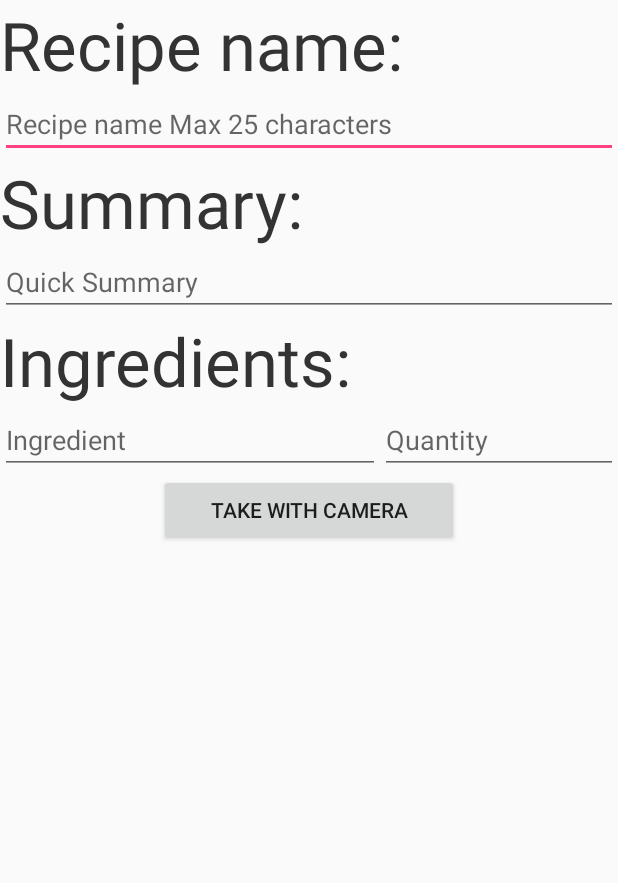
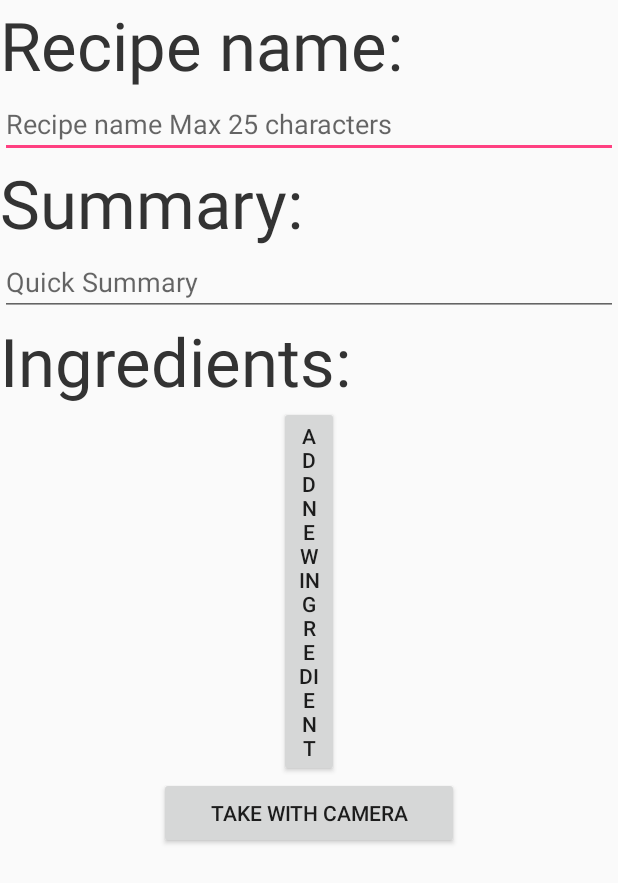
Before and after one commit to Telerik-Android/WhatRecipes, an Android app: the fragment AddNewRecipeFragment shown on its own in the app's theme, on a phone screen of 412 x 824 dp. Shown: the top 883 px of the screen. Run offline under Robolectric (Android 15) with nearby library versions, the phone set to English and light mode, and no system bars; our stand-ins replace ButterKnife, Dagger/Hilt's generated code, Firebase (no records; nobody signed in at launch, a user with empty details on screens opened directly); libraries missing offline, so code that uses them is left out: com.commonsware.cwac.

Commit message:
MVP improvement

```diff
--- a/WhatRecipes/app/src/main/java/com/whatrecipes/whatrecipes/AppComponent.java
+++ b/WhatRecipes/app/src/main/java/com/whatrecipes/whatrecipes/AppComponent.java
@@ -13,7 +13,7 @@ import dagger.Component;
  * Created by dnt on 12.2.2017 г..
  */
 @Singleton
-@Component(modules = {AppModule.class, PresentationModule.class})
+@Component(modules = {AppModule.class, PresentationModule.class, ViewModule.class})
 public interface AppComponent {
     void inject(MainActivity activity);
     void inject(RecipesStackFragment fragment);
--- a/WhatRecipes/app/src/main/java/com/whatrecipes/whatrecipes/IView.java
+++ b/WhatRecipes/app/src/main/java/com/whatrecipes/whatrecipes/IView.java
@@ -1,4 +1,6 @@
 package com.whatrecipes.whatrecipes;
+
+import android.widget.LinearLayout;
 
 import com.whatrecipes.whatrecipes.data.RecipeAdapter;
 
@@ -6,11 +8,12 @@ import static android.icu.lang.UCharacter.GraphemeClusterBreak.L;
 
 public interface IView {
 
-    interface StackView{
+    interface RecipeStackView {
         void showRecipesStack(RecipeAdapter recipes);
     }
 
     interface AddNewRecipeView {
         void showAddRecipeForm();
+        LinearLayout addIngridientFormView();
     }
 }
--- /dev/null
+++ b/WhatRecipes/app/src/main/java/com/whatrecipes/whatrecipes/ViewModule.java
@@ -0,0 +1,36 @@
+package com.whatrecipes.whatrecipes;
+
+import com.whatrecipes.whatrecipes.utils.CustomScope;
+
+import dagger.Module;
+import dagger.Provides;
+
+/**
+ * Created by dnt on 14.2.2017 г..
+ */
+@Module
+public class ViewModule {
+
+    //private IView.RecipeStackView mRecipeStackView;
+    private IView.AddNewRecipeView mAddNewRecipe;
+
+//    public ViewModule(IView.RecipeStackView mRecipeStackView){
+//        this.mRecipeStackView = mRecipeStackView;
+//    }
+
+    public ViewModule(IView.AddNewRecipeView mAddNewRecipe){
+        this.mAddNewRecipe = mAddNewRecipe;
+    }
+
+//    @Provides
+//    @CustomScope
+//    IView.RecipeStackView providesRecipeStackView() {
+//        return mRecipeStackView;
+//    }
+
+    @Provides
+    @CustomScope
+    IView.AddNewRecipeView providesAddNewRecipeView() {
+        return mAddNewRecipe;
+    }
+}
--- a/WhatRecipes/app/src/main/java/com/whatrecipes/whatrecipes/data/FirebaseModule.java
+++ b/WhatRecipes/app/src/main/java/com/whatrecipes/whatrecipes/data/FirebaseModule.java
@@ -10,6 +10,7 @@ import dagger.Provides;
 
 @Module
 public class FirebaseModule {
+
     @Singleton
     @Provides
     public FirebaseDatabase provideFirebaseDatabase() {
--- a/WhatRecipes/app/src/main/java/com/whatrecipes/whatrecipes/presenters/AddNewRecipePresenter.java
+++ b/WhatRecipes/app/src/main/java/com/whatrecipes/whatrecipes/presenters/AddNewRecipePresenter.java
@@ -4,6 +4,7 @@ import android.support.v4.app.Fragment;
 
 import com.google.firebase.database.FirebaseDatabase;
 import com.whatrecipes.whatrecipes.IPresenter;
+import com.whatrecipes.whatrecipes.IView;
 import com.whatrecipes.whatrecipes.data.Recipe;
 import com.whatrecipes.whatrecipes.utils.CameraUtils;
 
@@ -15,10 +16,16 @@ import javax.inject.Inject;
 
 public class AddNewRecipePresenter implements IPresenter.AddRecipePresenter {
     private FirebaseDatabase firebaseDb;
+    IView.AddNewRecipeView mView;
 
     @Inject
     public AddNewRecipePresenter(FirebaseDatabase firebaseDb) {
         this.firebaseDb = firebaseDb;
+
+    }
+
+    public void setmView(IView.AddNewRecipeView mView) {
+        this.mView = mView;
     }
 
     @Override
--- a/WhatRecipes/app/src/main/java/com/whatrecipes/whatrecipes/presenters/PresentationModule.java
+++ b/WhatRecipes/app/src/main/java/com/whatrecipes/whatrecipes/presenters/PresentationModule.java
@@ -2,6 +2,7 @@ package com.whatrecipes.whatrecipes.presenters;
 
 import com.google.firebase.database.FirebaseDatabase;
 import com.whatrecipes.whatrecipes.IPresenter;
+import com.whatrecipes.whatrecipes.IView;
 import com.whatrecipes.whatrecipes.data.FirebaseModule;
 
 import dagger.Module;
@@ -19,4 +20,8 @@ public class PresentationModule {
         return new RecipesStackPresenter(db);
     }
 
+    @Provides
+    public AddNewRecipePresenter provideAddNewRecipePresenter(FirebaseDatabase db){
+        return new AddNewRecipePresenter(db);
+    }
 }
--- a/WhatRecipes/app/src/main/java/com/whatrecipes/whatrecipes/view/fragments/AddNewRecipeFragment.java
+++ b/WhatRecipes/app/src/main/java/com/whatrecipes/whatrecipes/view/fragments/AddNewRecipeFragment.java
@@ -1,6 +1,7 @@
 package com.whatrecipes.whatrecipes.view.fragments;
 
 import android.Manifest;
+import android.content.Context;
 import android.content.Intent;
 import android.content.pm.PackageManager;
 import android.graphics.Bitmap;
@@ -18,20 +19,27 @@ import android.support.v4.content.ContextCompat;
 import android.view.*;
 import android.view.View;
 import android.widget.Button;
+import android.widget.EditText;
 import android.widget.ImageView;
+import android.widget.LinearLayout;
+import android.widget.TextView;
+import android.widget.Toast;
 
 import com.commonsware.cwac.cam2.CameraActivity;
 import com.commonsware.cwac.cam2.Facing;
 import com.commonsware.cwac.cam2.ZoomStyle;
 import com.whatrecipes.whatrecipes.App;
+import com.whatrecipes.whatrecipes.DaggerAppComponent;
 import com.whatrecipes.whatrecipes.IView;
 import com.whatrecipes.whatrecipes.R;
+import com.whatrecipes.whatrecipes.ViewModule;
 import com.whatrecipes.whatrecipes.presenters.AddNewRecipePresenter;
 import com.whatrecipes.whatrecipes.view.MainActivity;
 
 import java.io.File;
 import java.io.FileInputStream;
 import java.text.SimpleDateFormat;
+import java.util.ArrayList;
 import java.util.Date;
 import java.util.List;
 
@@ -49,7 +57,10 @@ public class AddNewRecipeFragment extends Fragment implements IView.AddNewRecipe
 
     private ImageView imageView;
     private Uri file;
-    private Button cameraButton;
+
+    @BindView(R.id.camera_button)
+    Button cameraButton;
+
     private File testRoot;
     private static final int REQUEST_PORTRAIT_RFC=1337;
     private static final int REQUEST_PORTRAIT_FFC=REQUEST_PORTRAIT_RFC+1;
@@ -62,20 +73,31 @@ public class AddNewRecipeFragment extends Fragment implements IView.AddNewRecipe
     public View onCreateView(LayoutInflater inflater, @Nullable ViewGroup container, @Nullable Bundle savedInstanceState) {
         View view = inflater.inflate(R.layout.fragment_add_new_recipe,container,false);
 
-        App.get().getAppComponent().inject(this);
-        ButterKnife.bind(getActivity());
 
+            //LinearLayout ll = (LinearLayout)view.findViewById(R.id.ingredient_framelayout);
+            //ll.addView(layout);
+        DaggerAppComponent.builder()
+                .viewModule(new ViewModule(this))
+                .build()
+                .inject(this);
+
+//
+//        App.get()
+//                .getAppComponent().inject(this);
+
+        ButterKnife.bind(this,view);
         imageView=(ImageView) view.findViewById(R.id.image_view);
 
-        //STAR CAMERA LOGIC
+        return view;
+    }
+
+    @OnClick(R.id.camera_button)
+    public void takeCameraPhoto(){
         String filename="cam2_"+ Build.MANUFACTURER+"_"+Build.PRODUCT
                 +"_"+new SimpleDateFormat("yyyyMMdd'-'HHmmss").format(new Date());
         testRoot=new File(getActivity().getExternalFilesDir(null), filename);
 
-        cameraButton = (Button) view.findViewById(R.id.camera_button);
-        cameraButton.setOnClickListener(new View.OnClickListener(){
-            @Override
-            public void onClick(View view) {
+
         Intent i=new CameraActivity.IntentBuilder(getActivity())
                 .skipConfirm()
                 .facing(Facing.FRONT)
@@ -86,11 +108,6 @@ public class AddNewRecipeFragment extends Fragment implements IView.AddNewRecipe
                 .build();
 
         startActivityForResult(i, REQUEST_PORTRAIT_FFC);
-            }
-        });
-        //END CAMERA LOGIC
-
-        return view;
     }
 
     @Override
@@ -112,4 +129,49 @@ public class AddNewRecipeFragment extends Fragment implements IView.AddNewRecipe
 
     }
 
+    @Override
+    public LinearLayout addIngridientFormView() {
+        LinearLayout.LayoutParams layoutParams= new LinearLayout.LayoutParams(LinearLayout.LayoutParams.MATCH_PARENT, LinearLayout.LayoutParams.WRAP_CONTENT);
+        LinearLayout.LayoutParams layoutParams2= new LinearLayout.LayoutParams(LinearLayout.LayoutParams.MATCH_PARENT, LinearLayout.LayoutParams.WRAP_CONTENT);
+        layoutParams2.weight=1;
+        LinearLayout.LayoutParams layoutParams3= new LinearLayout.LayoutParams(LinearLayout.LayoutParams.MATCH_PARENT, LinearLayout.LayoutParams.WRAP_CONTENT);
+        layoutParams3.weight=3;
+
+        LinearLayout layout = new LinearLayout(getContext());
+        layout.setOrientation(LinearLayout.HORIZONTAL);
+        layout.setLayoutParams(layoutParams);
+
+        LinearLayout layoutChild1 = new LinearLayout(getContext());
+        layoutChild1.setOrientation(LinearLayout.VERTICAL);
+        layoutChild1.setLayoutParams(layoutParams2);
+
+        LinearLayout layoutChild2 = new LinearLayout(getContext());
+        layoutChild2.setOrientation(LinearLayout.VERTICAL);
+        layoutChild2.setLayoutParams(layoutParams3);
+
+        TextView tv1 = new TextView(getContext());
+        tv1.setText("Ingredient:");
+
+        EditText ingredientEditText = new EditText(getContext());
+        ingredientEditText.setLayoutParams(layoutParams);
+        ingredientEditText.setHint("Ingredient");
+
+        TextView tv2 = new TextView(getContext());
+        tv2.setText("Quantity:");
+
+        EditText ingredientEditTextQuantity = new EditText(getContext());
+        ingredientEditTextQuantity.setLayoutParams(layoutParams);
+        ingredientEditTextQuantity.setHint("Quantity");
+
+        layoutChild1.addView(tv1);
+        layoutChild1.addView(ingredientEditText);
+        layoutChild2.addView(tv2);
+        layoutChild2.addView(ingredientEditTextQuantity);
+
+        layout.addView(layoutChild1);
+        layout.addView(layoutChild2);
+
+        return layout;
     }
+
+}
--- a/WhatRecipes/app/src/main/res/layout/fragment_add_new_recipe.xml
+++ b/WhatRecipes/app/src/main/res/layout/fragment_add_new_recipe.xml
@@ -1,5 +1,9 @@
 <?xml version="1.0" encoding="utf-8"?>
-<LinearLayout xmlns:android="http://schemas.android.com/apk/res/android"
+<ScrollView
+    xmlns:android="http://schemas.android.com/apk/res/android"
+    android:layout_width="match_parent"
+    android:layout_height="wrap_content">
+    <LinearLayout
         android:layout_width="match_parent"
         android:layout_height="wrap_content"
         android:orientation="vertical"
@@ -37,26 +41,20 @@
             android:layout_height="wrap_content"
             android:text="@string/recipe_ingredients"
             android:textAppearance="@style/RecipeHugeFont"/>
+
         <LinearLayout
+            android:orientation="vertical"
+            android:id="@+id/ingredient_framelayout"
             android:layout_width="match_parent"
-        android:layout_height="wrap_content"
-        android:orientation="horizontal">
-        <EditText
-            android:id="@+id/recipeIngredient"
-            android:layout_width="wrap_content"
-            android:layout_height="wrap_content"
-            android:hint="Ingredient"
-            android:layout_weight="2"
-            android:textAppearance="@style/RecipeSummaryFont" />
-        <EditText
-            android:id="@+id/recipeIngredientQuantity"
-            android:layout_width="wrap_content"
-            android:layout_height="wrap_content"
-            android:hint="Quantity"
-            android:layout_weight="1"
-            android:textAppearance="@style/RecipeSummaryFont" />
+            android:layout_height="wrap_content">
+
         </LinearLayout>
 
+        <Button
+            android:id="@+id/add_ingredient_field_button"
+            android:layout_width="40dp"
+            android:layout_height="wrap_content"
+            android:text="Add new ingredient"/>
 
 
         <ImageView
@@ -68,7 +66,9 @@
             android:id="@+id/camera_button"
             android:layout_width="200dp"
             android:layout_height="wrap_content"
-        android:text="Take with camera" />
+            android:text="Take with camera"/>
 
 
     </LinearLayout>
+
+</ScrollView>
--- a/WhatRecipes/build.gradle
+++ b/WhatRecipes/build.gradle
@@ -13,7 +13,6 @@ buildscript {
         //Firebase
         classpath 'com.google.gms:google-services:3.0.0'
 
-
         // NOTE: Do not place your application dependencies here; they belong
         // in the individual module build.gradle files
     }
```
Also changed, not shown: WhatRecipes/app/build.gradle (+6 -2 lines), WhatRecipes/app/src/main/java/com/whatrecipes/whatrecipes/presenters/RecipesStackPresenter.java (+9 -1 lines), WhatRecipes/app/src/main/java/com/whatrecipes/whatrecipes/view/MainActivity.java (+6 -1 lines), WhatRecipes/app/src/main/java/com/whatrecipes/whatrecipes/view/fragments/RecipesStackFragment.java (+9 -5 lines). Lines whose indentation alone changed are shown as unchanged.
